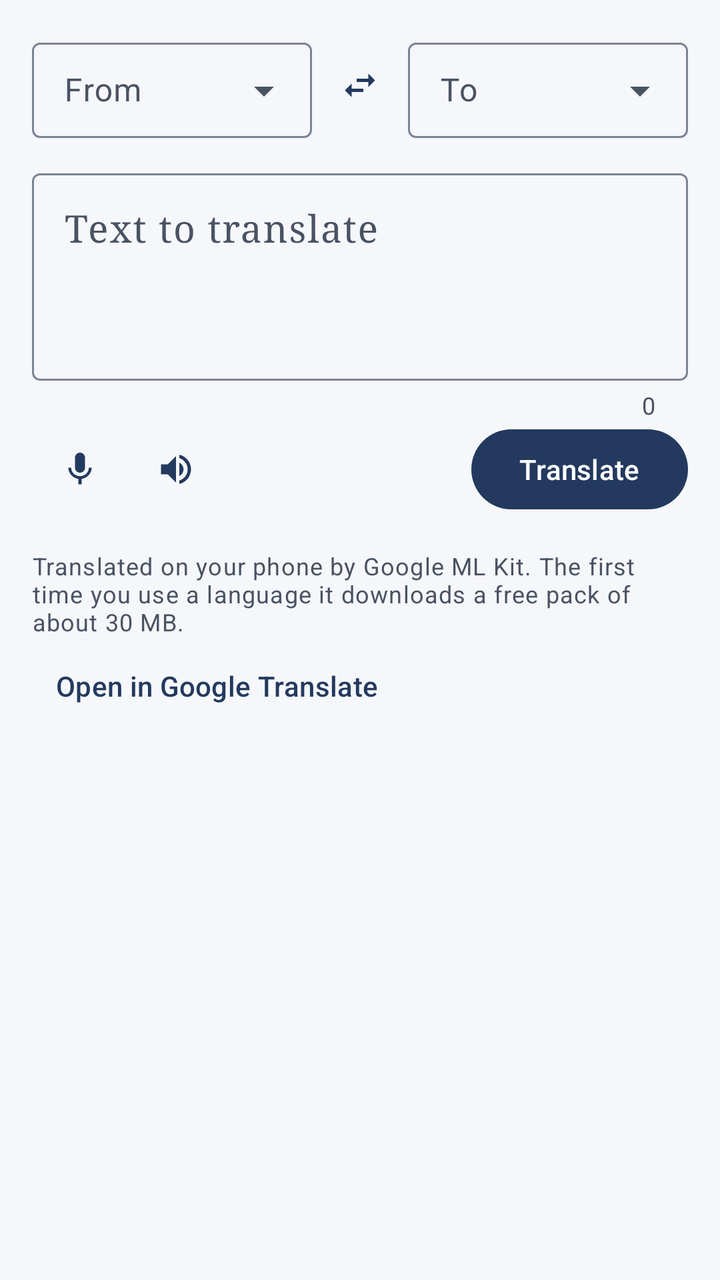
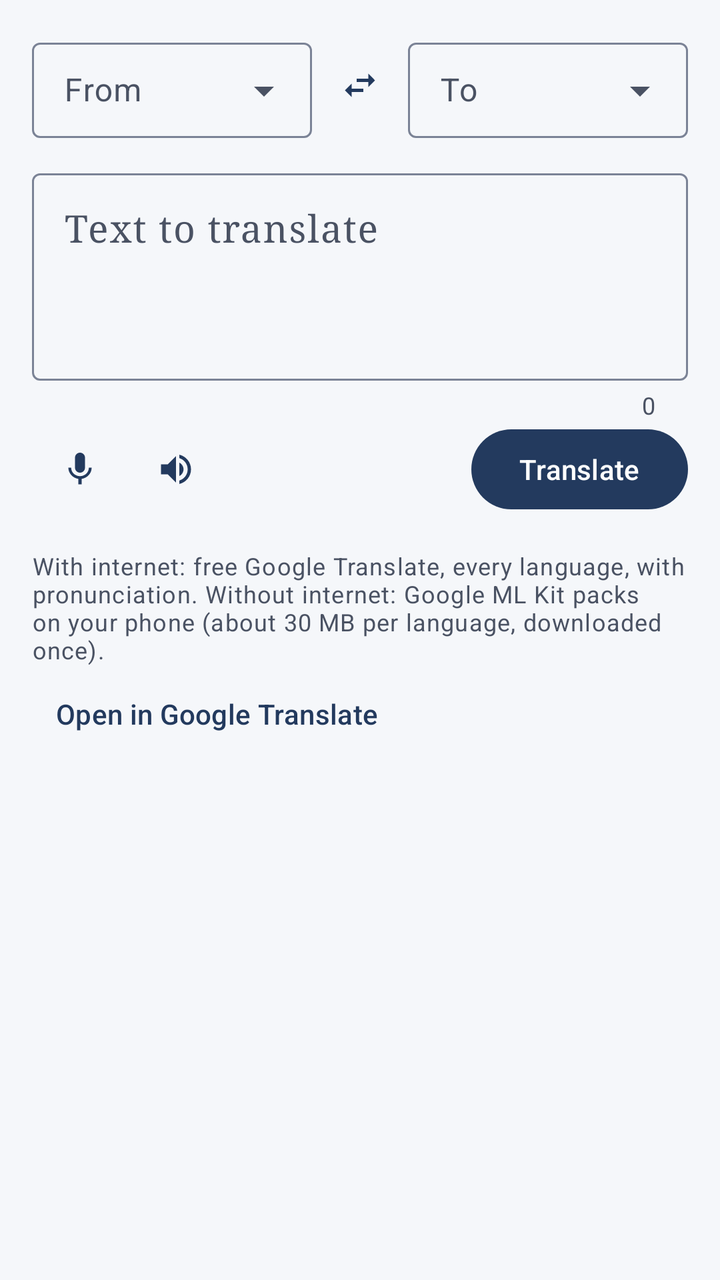

The first picture is an Android layout as it rendered before a commit; the second is the same layout after the commit. The layout source and the unified diff follow.
<!-- AndroidManifest.xml: application theme Theme.Palabras -->
<!-- res/layout/fragment_translator.xml -->
<?xml version="1.0" encoding="utf-8"?>
<androidx.core.widget.NestedScrollView xmlns:android="http://schemas.android.com/apk/res/android"
    xmlns:app="http://schemas.android.com/apk/res-auto"
    android:layout_width="match_parent"
    android:layout_height="match_parent"
    android:fillViewport="true">

    <LinearLayout
        android:layout_width="match_parent"
        android:layout_height="wrap_content"
        android:orientation="vertical"
        android:padding="16dp">

        <LinearLayout
            android:layout_width="match_parent"
            android:layout_height="wrap_content"
            android:gravity="center_vertical"
            android:orientation="horizontal">

            <com.google.android.material.textfield.TextInputLayout
                style="@style/Widget.Material3.TextInputLayout.OutlinedBox.Dense.ExposedDropdownMenu"
                android:layout_width="0dp"
                android:layout_height="wrap_content"
                android:layout_weight="1"
                android:hint="@string/from">

                <com.google.android.material.textfield.MaterialAutoCompleteTextView
                    android:id="@+id/source"
                    android:layout_width="match_parent"
                    android:layout_height="wrap_content"
                    android:inputType="none" />
            </com.google.android.material.textfield.TextInputLayout>

            <com.google.android.material.button.MaterialButton
                android:id="@+id/swap"
                style="@style/Widget.Material3.Button.IconButton"
                android:layout_width="48dp"
                android:layout_height="48dp"
                android:contentDescription="@string/swap"
                app:icon="@drawable/ic_swap" />

            <com.google.android.material.textfield.TextInputLayout
                style="@style/Widget.Material3.TextInputLayout.OutlinedBox.Dense.ExposedDropdownMenu"
                android:layout_width="0dp"
                android:layout_height="wrap_content"
                android:layout_weight="1"
                android:hint="@string/to">

                <com.google.android.material.textfield.MaterialAutoCompleteTextView
                    android:id="@+id/target"
                    android:layout_width="match_parent"
                    android:layout_height="wrap_content"
                    android:inputType="none" />
            </com.google.android.material.textfield.TextInputLayout>
        </LinearLayout>

        <com.google.android.material.textfield.TextInputLayout
            android:id="@+id/inputLayout"
            style="@style/Widget.Material3.TextInputLayout.OutlinedBox"
            android:layout_width="match_parent"
            android:layout_height="wrap_content"
            android:layout_marginTop="12dp"
            android:hint="@string/input_hint"
            app:counterEnabled="true"
            app:endIconMode="clear_text">

            <com.google.android.material.textfield.TextInputEditText
                android:id="@+id/input"
                android:layout_width="match_parent"
                android:layout_height="wrap_content"
                android:fontFamily="serif"
                android:gravity="top|start"
                android:inputType="textMultiLine|textCapSentences"
                android:maxLength="5000"
                android:minLines="3"
                android:textDirection="firstStrong"
                android:textSize="19sp" />
        </com.google.android.material.textfield.TextInputLayout>

        <LinearLayout
            android:layout_width="match_parent"
            android:layout_height="wrap_content"
            android:gravity="center_vertical"
            android:orientation="horizontal">

            <com.google.android.material.button.MaterialButton
                android:id="@+id/mic"
                style="@style/Widget.Material3.Button.IconButton"
                android:layout_width="48dp"
                android:layout_height="48dp"
                android:contentDescription="@string/speak"
                app:icon="@drawable/ic_mic" />

            <com.google.android.material.button.MaterialButton
                android:id="@+id/listenInput"
                style="@style/Widget.Material3.Button.IconButton"
                android:layout_width="48dp"
                android:layout_height="48dp"
                android:contentDescription="@string/listen"
                app:icon="@drawable/ic_volume" />

            <com.google.android.material.progressindicator.CircularProgressIndicator
                android:id="@+id/progress"
                android:layout_width="wrap_content"
                android:layout_height="wrap_content"
                android:layout_marginStart="8dp"
                android:indeterminate="true"
                android:visibility="gone"
                app:indicatorSize="20dp" />

            <Space
                android:layout_width="0dp"
                android:layout_height="0dp"
                android:layout_weight="1" />

            <com.google.android.material.button.MaterialButton
                android:id="@+id/translate"
                android:layout_width="wrap_content"
                android:layout_height="wrap_content"
                android:text="@string/translate" />
        </LinearLayout>

        <TextView
            android:id="@+id/status"
            android:layout_width="match_parent"
            android:layout_height="wrap_content"
            android:layout_marginTop="8dp"
            android:textAppearance="?attr/textAppearanceBodyMedium"
            android:textColor="?attr/colorOnSurfaceVariant"
            android:visibility="gone" />

        <com.google.android.material.card.MaterialCardView
            android:id="@+id/outputCard"
            style="@style/Widget.Material3.CardView.Filled"
            android:layout_width="match_parent"
            android:layout_height="wrap_content"
            android:layout_marginTop="12dp"
            android:visibility="gone"
            app:cardBackgroundColor="?attr/colorPrimaryContainer">

            <LinearLayout
                android:layout_width="match_parent"
                android:layout_height="wrap_content"
                android:orientation="vertical"
                android:padding="16dp">

                <TextView
                    android:id="@+id/output"
                    android:layout_width="match_parent"
                    android:layout_height="wrap_content"
                    android:fontFamily="serif"
                    android:textAppearance="?attr/textAppearanceBodyLarge"
                    android:textColor="?attr/colorOnPrimaryContainer"
                    android:textDirection="firstStrong"
                    android:textIsSelectable="true"
                    android:textSize="21sp" />

                <TextView
                    android:id="@+id/detected"
                    android:layout_width="match_parent"
                    android:layout_height="wrap_content"
                    android:layout_marginTop="8dp"
                    android:textAppearance="?attr/textAppearanceLabelMedium"
                    android:textColor="?attr/colorOnPrimaryContainer"
                    android:visibility="gone" />

                <LinearLayout
                    android:layout_width="match_parent"
                    android:layout_height="wrap_content"
                    android:layout_marginTop="4dp"
                    android:gravity="end"
                    android:orientation="horizontal">

                    <com.google.android.material.button.MaterialButton
                        android:id="@+id/listenOutput"
                        style="@style/Widget.Material3.Button.IconButton"
                        android:layout_width="48dp"
                        android:layout_height="48dp"
                        android:contentDescription="@string/listen"
                        app:icon="@drawable/ic_volume" />

                    <com.google.android.material.button.MaterialButton
                        android:id="@+id/copyOutput"
                        style="@style/Widget.Material3.Button.IconButton"
                        android:layout_width="48dp"
                        android:layout_height="48dp"
                        android:contentDescription="@string/copy"
                        app:icon="@drawable/ic_copy" />
                </LinearLayout>
            </LinearLayout>
        </com.google.android.material.card.MaterialCardView>

        <TextView
            android:layout_width="match_parent"
            android:layout_height="wrap_content"
            android:layout_marginTop="16dp"
            android:text="@string/offline_hint"
            android:textAppearance="?attr/textAppearanceBodySmall"
            android:textColor="?attr/colorOnSurfaceVariant" />

        <com.google.android.material.button.MaterialButton
            android:id="@+id/openWeb"
            style="@style/Widget.Material3.Button.TextButton"
            android:layout_width="wrap_content"
            android:layout_height="wrap_content"
            android:text="@string/open_google_translate" />
    </LinearLayout>
</androidx.core.widget.NestedScrollView>
<!-- resources referenced by this layout -->
<resources>
  <!-- drawable ic_copy (drawable) -->
  <vector xmlns:android="http://schemas.android.com/apk/res/android"
      android:width="24dp" android:height="24dp" android:viewportWidth="24" android:viewportHeight="24"
      android:tint="?attr/colorControlNormal">
      <path android:fillColor="@android:color/white"
          android:pathData="M16,1L4,1c-1.1,0 -2,0.9 -2,2v14h2L4,3h12L16,1zM19,5L8,5c-1.1,0 -2,0.9 -2,2v14c0,1.1 0.9,2 2,2h11c1.1,0 2,-0.9 2,-2L21,7c0,-1.1 -0.9,-2 -2,-2zM19,21L8,21L8,7h11v14z" />
  </vector>
  <!-- drawable ic_mic (drawable) -->
  <vector xmlns:android="http://schemas.android.com/apk/res/android"
      android:width="24dp" android:height="24dp" android:viewportWidth="24" android:viewportHeight="24"
      android:tint="?attr/colorControlNormal">
      <path android:fillColor="@android:color/white"
          android:pathData="M12,14c1.66,0 2.99,-1.34 2.99,-3L15,5c0,-1.66 -1.34,-3 -3,-3S9,3.34 9,5v6c0,1.66 1.34,3 3,3zM17.3,11c0,3 -2.54,5.1 -5.3,5.1S6.7,14 6.7,11L5,11c0,3.41 2.72,6.23 6,6.72L11,21h2v-3.28c3.28,-0.48 6,-3.3 6,-6.72h-1.7z" />
  </vector>
  <!-- drawable ic_swap (drawable) -->
  <vector xmlns:android="http://schemas.android.com/apk/res/android"
      android:width="24dp" android:height="24dp" android:viewportWidth="24" android:viewportHeight="24"
      android:tint="?attr/colorControlNormal">
      <path android:fillColor="@android:color/white"
          android:pathData="M6.99,11L3,15l3.99,4v-3H14v-2H6.99v-3zM21,9l-3.99,-4v3H10v2h7.01v3L21,9z" />
  </vector>
  <!-- drawable ic_volume (drawable) -->
  <vector xmlns:android="http://schemas.android.com/apk/res/android"
      android:width="24dp" android:height="24dp" android:viewportWidth="24" android:viewportHeight="24"
      android:tint="?attr/colorControlNormal" android:autoMirrored="true">
      <path android:fillColor="@android:color/white"
          android:pathData="M3,9v6h4l5,5L12,4L7,9L3,9zM16.5,12c0,-1.77 -1.02,-3.29 -2.5,-4.03v8.05c1.48,-0.73 2.5,-2.25 2.5,-4.02zM14,3.23v2.06c2.89,0.86 5,3.54 5,6.71s-2.11,5.85 -5,6.71v2.06c4.01,-0.91 7,-4.49 7,-8.77s-2.99,-7.86 -7,-8.77z" />
  </vector>
  <string name="copy">Copy</string>
  <string name="from">From</string>
  <string name="input_hint">Text to translate</string>
  <string name="listen">Listen</string>
  <string name="offline_hint">Translated on your phone by Google ML Kit. The first time you use a language it downloads a free pack of about 30 MB.</string>
  <string name="open_google_translate">Open in Google Translate</string>
  <string name="speak">Speak</string>
  <string name="swap">Swap languages</string>
  <string name="to">To</string>
  <string name="translate">Translate</string>
  <color name="ink">#233A5E</color>
  <color name="on_ink">#FFFFFF</color>
  <color name="ink_container">#D9E2F4</color>
  <color name="on_ink_container">#0E1F3A</color>
  <color name="amber">#B8860B</color>
  <color name="on_amber">#FFFFFF</color>
  <color name="amber_container">#FFF1C9</color>
  <color name="on_amber_container">#4A3A00</color>
  <color name="page">#F5F7FA</color>
  <color name="on_page">#1A1F28</color>
  <color name="surface_variant">#E5E9F0</color>
  <color name="on_surface_variant">#4A5263</color>
  <color name="surface">#FFFFFF</color>
  <color name="outline">#7B8396</color>
  <color name="outline_variant">#C7CDD8</color>
  <color name="error">#B3261E</color>
  <!-- unchanged entries left out for length: 1 -->
</resources>

<!-- the commit's change to res/layout/fragment_translator.xml (unified diff, before → after) -->
@@ -77,6 +77,14 @@
                 android:textSize="19sp" />
         </com.google.android.material.textfield.TextInputLayout>
 
+        <TextView
+            android:id="@+id/inputTranslit"
+            android:layout_width="match_parent"
+            android:layout_height="wrap_content"
+            android:textAppearance="@style/TextAppearance.Palabras.Translit"
+            android:textIsSelectable="true"
+            android:visibility="gone" />
+
         <LinearLayout
             android:layout_width="match_parent"
             android:layout_height="wrap_content"
@@ -154,6 +162,17 @@
                     android:textDirection="firstStrong"
                     android:textIsSelectable="true"
                     android:textSize="21sp" />
+
+                <TextView
+                    android:id="@+id/outputTranslit"
+                    android:layout_width="match_parent"
+                    android:layout_height="wrap_content"
+                    android:layout_marginTop="4dp"
+                    android:textAppearance="?attr/textAppearanceBodyLarge"
+                    android:textColor="?attr/colorOnPrimaryContainer"
+                    android:textIsSelectable="true"
+                    android:textStyle="italic"
+                    android:visibility="gone" />
 
                 <TextView
                     android:id="@+id/detected"
<!-- resource entries referenced after the edit -->
@@ -32,12 +32,16 @@
   <string name="from">From</string>
   <string name="input_hint">Text to translate</string>
   <string name="listen">Listen</string>
-  <string name="offline_hint">Translated on your phone by Google ML Kit. The first time you use a language it downloads a free pack of about 30 MB.</string>
+  <string name="offline_hint">With internet: free Google Translate, every language, with pronunciation. Without internet: Google ML Kit packs on your phone (about 30 MB per language, downloaded once).</string>
   <string name="open_google_translate">Open in Google Translate</string>
   <string name="speak">Speak</string>
   <string name="swap">Swap languages</string>
   <string name="to">To</string>
   <string name="translate">Translate</string>
+  <style name="TextAppearance.Palabras.Translit" parent="TextAppearance.Material3.BodyMedium">
+          <item name="android:textStyle">italic</item>
+          <item name="android:textColor">?attr/colorOnSurfaceVariant</item>
+      </style>
   <color name="ink">#233A5E</color>
   <color name="on_ink">#FFFFFF</color>
   <color name="ink_container">#D9E2F4</color>
